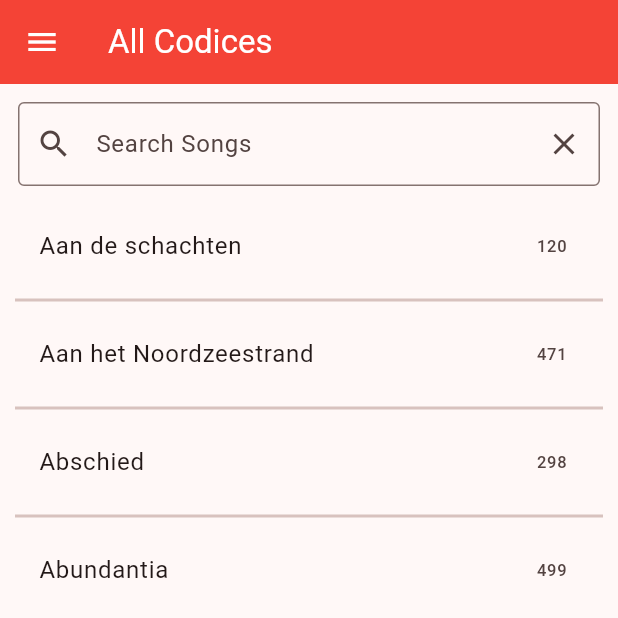
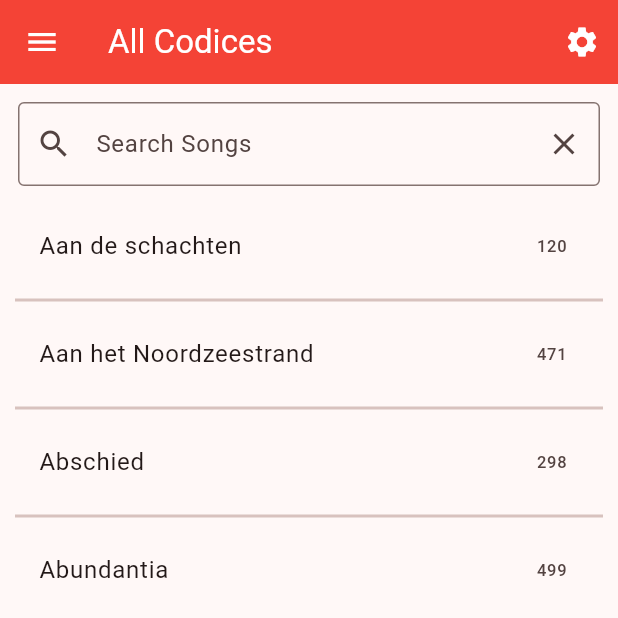
Before and after one commit to arnodeceuninck/studentencodex-app, a Flutter app: the screen it shows after launch, on a phone screen of 412 x 824 dp, the top half of it. Run offline on Flutter 3.47's test engine with Material 3 defaults, Android fonts, the light colour scheme and no system bars; our stand-ins replace flutter_html, lottie, shared_preferences, wakelock.

Commit message:
add dark theme  - not yet working

```diff
--- a/lib/presentation/model_theme.dart
+++ b/lib/presentation/model_theme.dart
@@ -1,4 +1,5 @@
 import 'package:flutter/material.dart';
+import 'package:flutter/scheduler.dart';
 import 'theme_preference.dart';
 
 class ModelTheme extends ChangeNotifier {
@@ -7,19 +8,37 @@ class ModelTheme extends ChangeNotifier {
   bool get isDark => _isDark;
 
   ModelTheme() {
-    _isDark = false; // will be overwritten by getPreferences (theme_preference.dart contains the default value)
+    _isDark =
+        false; // will be overwritten by getPreferences (theme_preference.dart contains the default value)
     _preferences = ThemePreferences();
     getPreferences();
   }
+
+  String getTheme() => _preferences.getTheme();
+
 //Switching the themes
-  set isDark(bool value) {
-    _isDark = value;
-    _preferences.setTheme(value);
+  set theme(String theme) {
+    print("Theme: $theme");
+    _preferences.setTheme(theme);
+    _isDark = isDarkTheme(theme);
     notifyListeners();
   }
 
+  bool isDarkTheme(String theme) {
+    if (theme == "System") {
+      return SchedulerBinding.instance.platformDispatcher.platformBrightness ==
+          Brightness.dark;
+    } else if (theme == "Dark") {
+      return true;
+    } else {
+      return false;
+    }
+  }
+
   getPreferences() async {
-    _isDark = await _preferences.getTheme();
-    notifyListeners();
+    String theme = await _preferences.getTheme();
+    print("Theme: $theme");
+    _isDark = isDarkTheme(theme);
+    // notifyListeners();
   }
 }
--- a/lib/presentation/screens/home_page.dart
+++ b/lib/presentation/screens/home_page.dart
@@ -1,3 +1,4 @@
+import 'package:codex/presentation/screens/settings_page.dart';
 import 'package:flutter/material.dart';
 import 'package:codex/data/data_model.dart';
 import 'package:codex/domain/repository.dart';
@@ -48,6 +49,18 @@ class _HomePageState extends State<HomePage> {
         title: _books.isNotEmpty && getSelectedBook() != null
             ? Text(getSelectedBook().title)
             : const Text('No book selected'),
+        actions: [
+          IconButton(
+            icon: Icon(Icons.settings),
+            onPressed: () {
+              // Open settings view
+              Navigator.push(
+                context,
+                MaterialPageRoute(builder: (context) => SettingsPage()),
+              );
+            },
+          ),
+        ],
       ),
       drawer: _buildDrawer(),
       body: SafeArea(
@@ -88,12 +101,6 @@ class _HomePageState extends State<HomePage> {
           }
         },
         itemCount: _books.length,
-      ),
-      footer: ListTile(
-        title: Text('Settings'),
-        onTap: () {
-          // Handle settings tap
-        },
       ),
     );
   }
--- a/lib/presentation/theme_preference.dart
+++ b/lib/presentation/theme_preference.dart
@@ -3,13 +3,13 @@ import 'package:shared_preferences/shared_preferences.dart';
 class ThemePreferences {
   static const THEME_KEY = "theme_is_dark";
 
-  setTheme(bool value) async {
+  setTheme(String value) async {
     SharedPreferences sharedPreferences = await SharedPreferences.getInstance();
-    sharedPreferences.setBool(THEME_KEY, value);
+    sharedPreferences.setString(THEME_KEY, value);
   }
 
   getTheme() async {
     SharedPreferences sharedPreferences = await SharedPreferences.getInstance();
-    return sharedPreferences.getBool(THEME_KEY) ?? false;
+    return sharedPreferences.getString(THEME_KEY) ?? "Light";
   }
 }
--- a/pubspec.yaml
+++ b/pubspec.yaml
@@ -48,6 +48,10 @@ dependencies:
   flutter_launcher_icons:
 
   wakelock: ^0.6.2
+
+  provider: ^6.0.3
+
+  shared_preferences: ^2.0.15
 
 dev_dependencies:
   flutter_test:
```
Also changed, not shown: lib/presentation/screens/settings_page.dart (added, +75 -0 lines), pubspec.lock.
